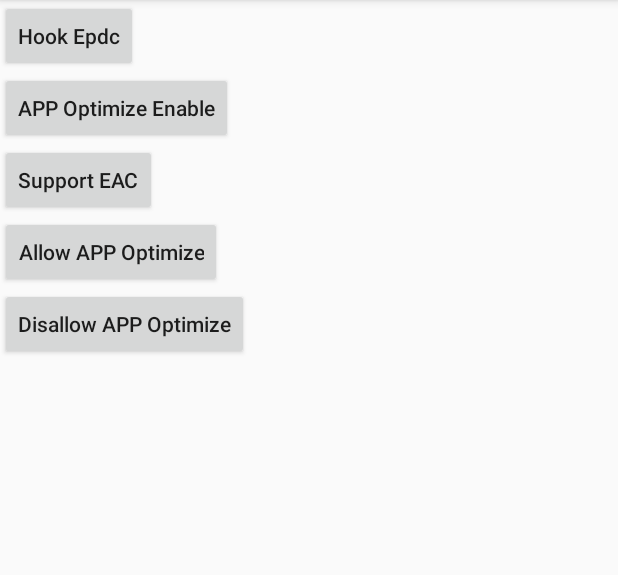
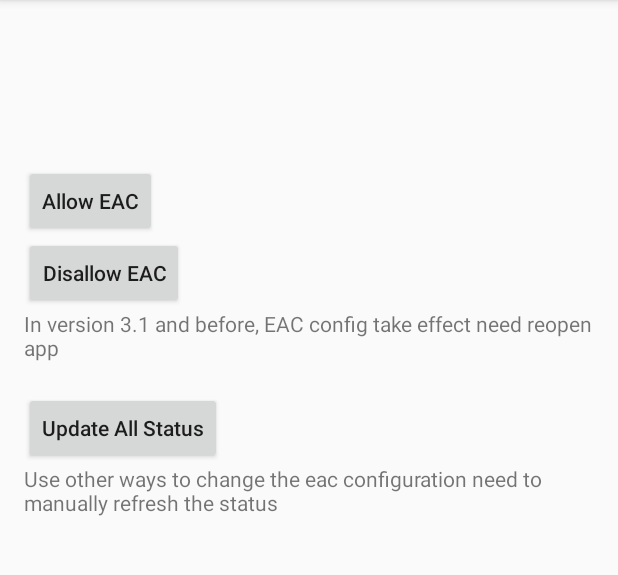
Before and after one commit to onyx-intl/OnyxAndroidDemo, an Android app: the EacDemoActivity screen opened directly, with no data from a screen before it, on a phone screen of 412 x 824 dp, the part 84-659 px from its top. Run offline under Robolectric (Android 15) with nearby library versions, the phone set to English and light mode, and no system bars; our stand-ins replace ButterKnife, RxJava; 3 statements that could not run were skipped.

Commit message:
clear code

```diff
--- a/app/src/main/java/com/android/onyx/demo/EacDemoActivity.java
+++ b/app/src/main/java/com/android/onyx/demo/EacDemoActivity.java
@@ -17,23 +17,22 @@ import butterknife.ButterKnife;
 import io.reactivex.functions.Consumer;
 import io.reactivex.schedulers.Schedulers;
 
+/**
+ * App optimize entrance:long press app to select the optimization option or FloatingButton optimization option.
+ */
 public class EacDemoActivity extends AppCompatActivity implements View.OnClickListener {
-    @Bind(R.id.hook_epdc)
-    Button hookEpdc;
     @Bind(R.id.hook_epdc_status)
     TextView hookEpdcStatus;
-    @Bind(R.id.eac_enable)
-    Button eacEnable;
     @Bind(R.id.eac_enable_status)
     TextView eacEnableStatus;
-    @Bind(R.id.eac_support)
-    Button eacSupport;
     @Bind(R.id.eac_support_status)
     TextView eacSupportStatus;
     @Bind(R.id.allow_eac)
     Button allowEAC;
     @Bind(R.id.disallow_eac)
     Button disallowEAC;
+    @Bind(R.id.update_status)
+    Button updateStatus;
 
     @Override
     protected void onCreate(Bundle savedInstanceState) {
@@ -49,44 +48,35 @@ public class EacDemoActivity extends AppCompatActivity implements View.OnClickLi
     }
 
     private void initView() {
-        hookEpdc.setOnClickListener(this);
-        eacEnable.setOnClickListener(this);
-        eacSupport.setOnClickListener(this);
         allowEAC.setOnClickListener(this);
         disallowEAC.setOnClickListener(this);
+        updateStatus.setOnClickListener(this);
     }
 
     @Override
     public void onClick(View v) {
         switch (v.getId()) {
-            case R.id.hook_epdc:
-                updateHookEpdcStatus();
-                break;
-            case R.id.eac_enable:
-                updateEACSwitchStatus();
-                break;
-            case R.id.eac_support:
-                updateEACSupportStatus();
-                break;
             case R.id.allow_eac:
                 setSupportEAC(true);
                 break;
             case R.id.disallow_eac:
                 setSupportEAC(false);
                 break;
+            case R.id.update_status:
+                updateAllStatus();
+                break;
         }
     }
 
     /**
-     * @param support
      * If support EAC is turned off, the optimization setting will not be available.
-     * (App optimize entrance:long press app to select the optimization option or FloatingButton optimization option.)
+     * Parameters Context use activity can realize EAC config Immediate effect.(version 3.1 and before not supported，take effect need reopen app)
      */
     public void setSupportEAC(boolean support) {
         RxUtils.runInIO(new Runnable() {
             @Override
             public void run() {
-                SimpleEACManage.getInstance().setSupportEAC(getApplicationContext(), support);
+                SimpleEACManage.getInstance().setSupportEAC(EacDemoActivity.this, support);
                 updateAllStatus();
             }
         });
@@ -103,8 +93,8 @@ public class EacDemoActivity extends AppCompatActivity implements View.OnClickLi
             }
         }, new Consumer<Boolean>() {
             @Override
-            public void accept(Boolean aBoolean) throws Exception {
-                eacEnableStatus.setText(aBoolean + "");
+            public void accept(Boolean enable) throws Exception {
+                eacEnableStatus.setText(getString(R.string.eac_enable_format, enable + ""));
             }
         }, Schedulers.io());
     }
@@ -117,8 +107,8 @@ public class EacDemoActivity extends AppCompatActivity implements View.OnClickLi
             }
         }, new Consumer<Boolean>() {
             @Override
-            public void accept(Boolean aBoolean) throws Exception {
-                hookEpdcStatus.setText(aBoolean + "");
+            public void accept(Boolean enable) throws Exception {
+                hookEpdcStatus.setText(getString(R.string.hook_epdc_format, enable + ""));
             }
         }, Schedulers.io());
     }
@@ -132,7 +122,7 @@ public class EacDemoActivity extends AppCompatActivity implements View.OnClickLi
         }, new Consumer<Boolean>() {
             @Override
             public void accept(Boolean support) throws Exception {
-                eacSupportStatus.setText(support + "");
+                eacSupportStatus.setText(getString(R.string.eac_support_format, support + ""));
             }
         }, Schedulers.io());
     }
--- a/app/src/main/res/layout/activity_eac_demo.xml
+++ b/app/src/main/res/layout/activity_eac_demo.xml
@@ -4,19 +4,13 @@
     android:layout_width="match_parent"
     android:layout_height="match_parent"
     android:orientation="vertical"
+    android:padding="@dimen/activity_horizontal_margin"
     tools:context="com.android.onyx.demo.EacDemoActivity">
 
     <LinearLayout
         android:layout_width="wrap_content"
         android:layout_height="wrap_content"
         android:orientation="horizontal">
-
-        <Button
-            android:id="@+id/hook_epdc"
-            android:layout_width="wrap_content"
-            android:layout_height="wrap_content"
-            android:text="Hook Epdc"
-            android:textAllCaps="false" />
 
         <TextView
             android:id="@+id/hook_epdc_status"
@@ -33,12 +27,6 @@
         android:layout_height="wrap_content"
         android:orientation="horizontal">
 
-        <Button
-            android:id="@+id/eac_enable"
-            android:layout_width="wrap_content"
-            android:layout_height="wrap_content"
-            android:text="APP Optimize Enable" />
-
         <TextView
             android:id="@+id/eac_enable_status"
             android:layout_width="wrap_content"
@@ -53,13 +41,6 @@
         android:layout_height="wrap_content"
         android:orientation="horizontal">
 
-        <Button
-            android:id="@+id/eac_support"
-            android:layout_width="wrap_content"
-            android:layout_height="wrap_content"
-            android:text="Support EAC"
-            android:textAllCaps="false" />
-
         <TextView
             android:id="@+id/eac_support_status"
             android:layout_width="wrap_content"
@@ -73,12 +54,29 @@
         android:id="@+id/allow_eac"
         android:layout_width="wrap_content"
         android:layout_height="wrap_content"
-        android:text="Allow APP Optimize" />
+        android:layout_marginTop="20dp"
+        android:text="Allow EAC" />
 
     <Button
         android:id="@+id/disallow_eac"
         android:layout_width="wrap_content"
         android:layout_height="wrap_content"
-        android:text="Disallow APP Optimize" />
+        android:text="Disallow EAC" />
 
+    <TextView
+        android:layout_width="wrap_content"
+        android:layout_height="wrap_content"
+        android:layout_marginBottom="20dp"
+        android:text="In version 3.1 and before, EAC config take effect need reopen app " />
+
+    <Button
+        android:id="@+id/update_status"
+        android:layout_width="wrap_content"
+        android:layout_height="wrap_content"
+        android:text="Update All Status" />
+
+    <TextView
+        android:layout_width="wrap_content"
+        android:layout_height="wrap_content"
+        android:text="Use other ways to change the eac configuration need to manually refresh the status" />
 </LinearLayout>
--- a/app/src/main/res/layout/activity_main.xml
+++ b/app/src/main/res/layout/activity_main.xml
@@ -117,7 +117,7 @@
             android:id="@+id/button_eac"
             android:layout_width="wrap_content"
             android:layout_height="wrap_content"
-            android:text="APP Optimize Demo"/>
+            android:text="EAC Demo"/>
     </LinearLayout>
 
 </RelativeLayout>
--- a/app/src/main/res/values/strings.xml
+++ b/app/src/main/res/values/strings.xml
@@ -30,4 +30,7 @@
     <string name="note_backup" translatable="false">BACKUP</string>
     <string name="note_common_setting" translatable="false">COMMON_SETTING</string>
     <string name="note_ai_setting" translatable="false">AI_SETTING</string>
+    <string name="hook_epdc_format">Hook Epdc: %s</string>
+    <string name="eac_enable_format">EAC Enable: %s</string>
+    <string name="eac_support_format">EAC Support: %s</string>
 </resources>
```
